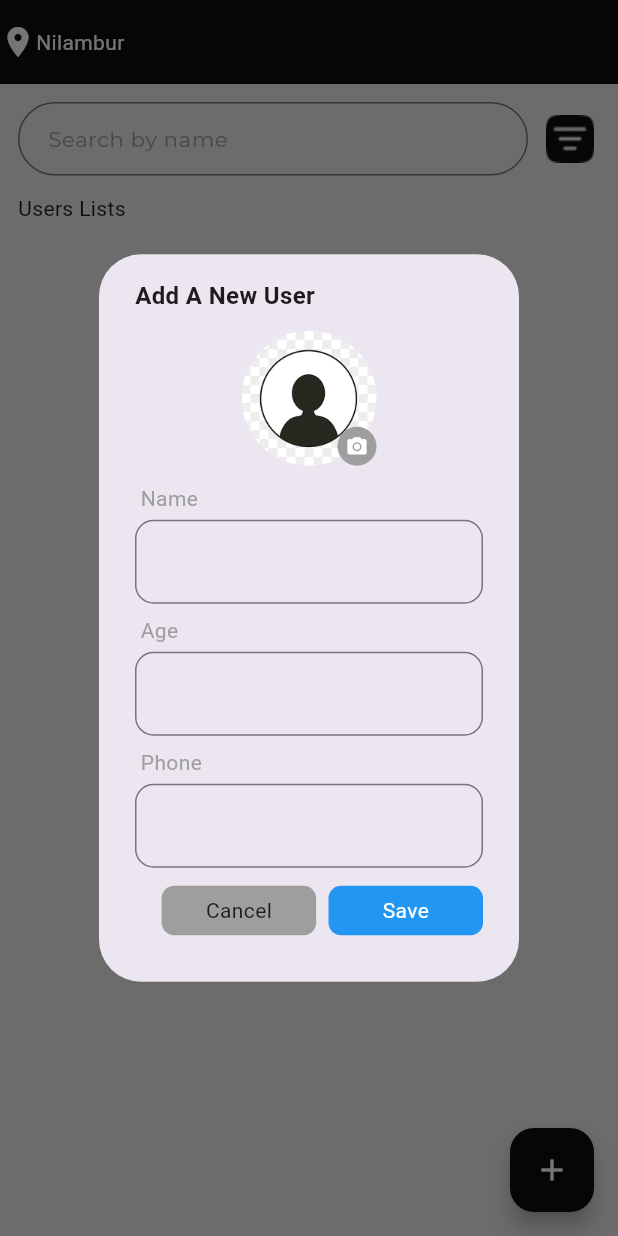
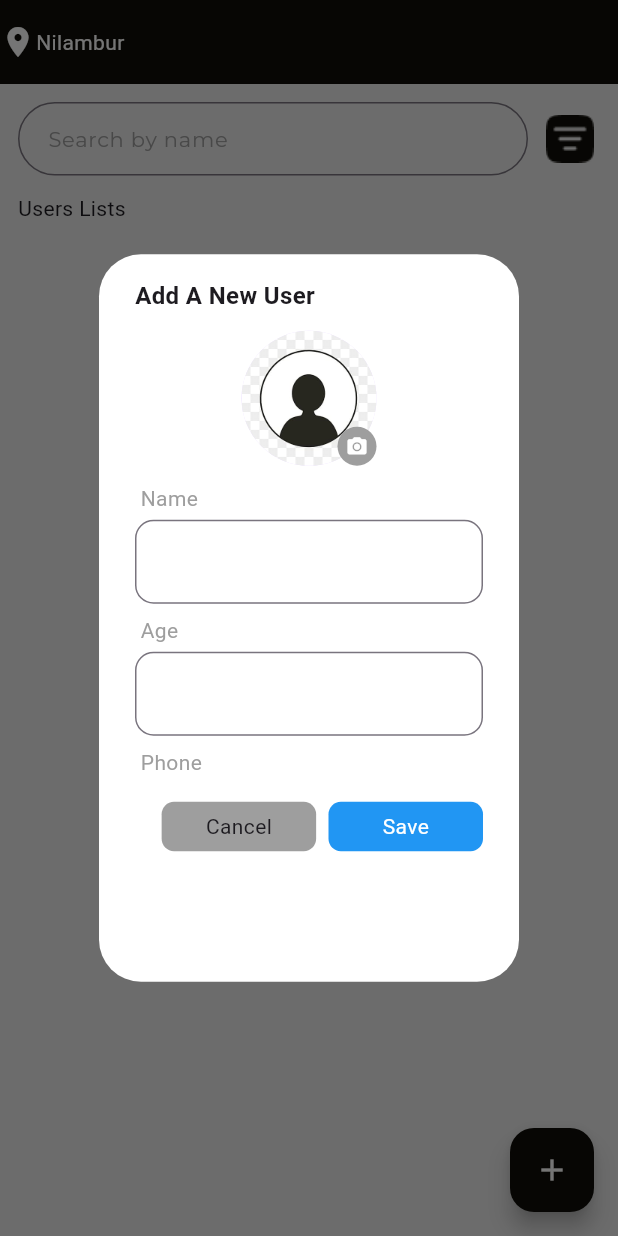
Before and after one commit to FathimaMehrin123/machine_test_totalX, a Flutter app: the screen it shows after launch, after a tap on the "add" icon, on a phone screen of 412 x 824 dp. Run offline on Flutter 3.47's test engine with Material 3 defaults, Android fonts, the phone set to English and light mode, and no system bars; our stand-ins replace cloud_firestore, firebase_core, flutter_dotenv, image_picker, pinput; missing offline and left inert: sendotp_flutter_sdk; accounts and stored records are empty; statements that could not run were skipped; project files that could hold a hidden picture were left out.

Commit message:
implemented add user and get user

```diff
--- a/lib/core/widgets/alert_dialog.dart
+++ b/lib/core/widgets/alert_dialog.dart
@@ -2,6 +2,7 @@ import 'dart:io';
 import 'package:flutter/cupertino.dart';
 import 'package:flutter/material.dart';
 import 'package:image_picker/image_picker.dart';
+import 'package:machine_test_totalx/core/constants/appcolors.dart';
 
 class AddUserDialog extends StatefulWidget {
   const AddUserDialog({super.key});
@@ -13,7 +14,6 @@ class AddUserDialog extends StatefulWidget {
 class _AddUserDialogState extends State<AddUserDialog> {
   final TextEditingController nameController = TextEditingController();
   final TextEditingController ageController = TextEditingController();
-  final TextEditingController phoneController = TextEditingController();
 
   File? pickedImage;
 
@@ -66,6 +66,7 @@ class _AddUserDialogState extends State<AddUserDialog> {
     final width = MediaQuery.of(context).size.width;
 
     return AlertDialog(
+      backgroundColor: AppColors.white,
       content: SizedBox(
         height: height * 0.54,
         child: SingleChildScrollView(
@@ -135,15 +136,7 @@ class _AddUserDialogState extends State<AddUserDialog> {
               // Phone Field
               const Text(" Phone", style: TextStyle(color: Colors.grey)),
               const SizedBox(height: 4),
-              TextFormField(
-                controller: phoneController,
-                keyboardType: TextInputType.number,
-                decoration: InputDecoration(
-                  border: OutlineInputBorder(
-                    borderRadius: BorderRadius.circular(width * 0.03),
-                  ),
-                ),
-              ),
+
               const SizedBox(height: 12),
 
               // Buttons
@@ -169,7 +162,7 @@ class _AddUserDialogState extends State<AddUserDialog> {
                       Navigator.pop(context, {
                         'name': nameController.text.trim(),
                         'age': ageController.text.trim(),
-                        'phone': phoneController.text.trim(),
+
                         'image': pickedImage,
                       });
                     },
--- a/lib/core/widgets/custom_bottomsheet.dart
+++ b/lib/core/widgets/custom_bottomsheet.dart
@@ -1,4 +1,5 @@
 import 'package:flutter/material.dart';
+import 'package:machine_test_totalx/core/constants/appcolors.dart';
 
 class AgeBottomSheet extends StatefulWidget {
   final int selectedAgeCategory;
@@ -31,6 +32,7 @@ class _AgeBottomSheetState extends State<AgeBottomSheet> {
     return Container(
       height: height * 0.3,
       width: width * 1,
+      color: AppColors.white,
       child: Column(
         children: [
           Row(
--- a/lib/core/widgets/custom_textfield.dart
+++ b/lib/core/widgets/custom_textfield.dart
@@ -53,7 +53,7 @@ class CustomTextField extends StatelessWidget {
         //   borderSide: const BorderSide(color: Colors.black26),
         // ),
         focusedBorder: OutlineInputBorder(
-          borderRadius: BorderRadius.circular(8),
+          borderRadius: BorderRadius.circular(borderradius??8),
           borderSide: const BorderSide(color: Colors.black, width: 1.5),
         ),
         contentPadding: const EdgeInsets.symmetric(
--- a/lib/data/repositories/user_repository.dart
+++ b/lib/data/repositories/user_repository.dart
@@ -19,11 +19,33 @@ class UserRepository implements UserRepositoryInterface {
   }
 
   @override
+DocumentSnapshot? _lastDocument;
+bool _hasMore = true;
+bool get hasMore => _hasMore;
+
 Future<List<UserModel>> getUsers() async {
   try {
-      final snapshot = await _firestore.collection('users').get();
+    Query query = _firestore
+        .collection('users')
+        .orderBy('createdAt', descending: true)
+        .limit(5);
+
+    if (_lastDocument != null) {
+      query = query.startAfterDocument(_lastDocument!);
+    }
+
+    final snapshot = await query.get();
+
+    if (snapshot.docs.isEmpty || snapshot.docs.length < 5) {
+      _hasMore = false;
+    }
+
+    if (snapshot.docs.isNotEmpty) {
+      _lastDocument = snapshot.docs.last;
+    }
+
     return snapshot.docs.map((doc) {
-        final data = doc.data();
+      final data = doc.data() as Map<String, dynamic>;
       data['id'] = doc.id;
       return UserModel.fromMap(data);
     }).toList();
@@ -31,4 +53,9 @@ class UserRepository implements UserRepositoryInterface {
     throw Exception('Failed to fetch users: $e');
   }
 }
+
+void resetPagination() {
+  _lastDocument = null;
+  _hasMore = true;
 }
+}
--- a/lib/domain/repositories/user_repository_interface.dart
+++ b/lib/domain/repositories/user_repository_interface.dart
@@ -1,8 +1,8 @@
-// domain/repositories/user_repository_interface.dart
-
 import 'package:machine_test_totalx/data/models/user_model.dart';
 
 abstract class UserRepositoryInterface {
   Future<void> addUser(UserModel user);
   Future<List<UserModel>> getUsers();
+  void resetPagination();
+  bool get hasMore;
 }
--- a/lib/main.dart
+++ b/lib/main.dart
@@ -1,24 +1,32 @@
+import 'package:firebase_core/firebase_core.dart';
 import 'package:flutter/material.dart';
 import 'package:flutter_dotenv/flutter_dotenv.dart';
 import 'package:machine_test_totalx/core/config/env_config.dart';
 import 'package:machine_test_totalx/data/repositories/auth_repository.dart';
+import 'package:machine_test_totalx/data/repositories/user_repository.dart';
+import 'package:machine_test_totalx/firebase_options.dart';
 import 'package:machine_test_totalx/presentation/viewmodels/auth_viewmodel.dart';
+import 'package:machine_test_totalx/presentation/viewmodels/user_viewmodel.dart';
 import 'package:machine_test_totalx/presentation/views/users/home_screen.dart';
 import 'package:provider/provider.dart';
 
-
 late final AuthRepository _authRepository;
-
+late final UserRepository _userRepository;
 void main() async {
   WidgetsFlutterBinding.ensureInitialized();
+
   await dotenv.load(fileName: ".env");
+   await Firebase.initializeApp(             // add this
+    options: DefaultFirebaseOptions.currentPlatform,
+  );
+
 
   _authRepository = AuthRepository(
     widgetId: EnvConfig.msg91WidgetId,
     authToken: EnvConfig.msg91AuthToken,
   );
   _authRepository.initialize();
-
+  _userRepository = UserRepository();
   runApp(const MyApp());
 }
 
@@ -32,6 +40,9 @@ class MyApp extends StatelessWidget {
         ChangeNotifierProvider(
           create: (_) => AuthProvider(repository: _authRepository),
         ),
+        ChangeNotifierProvider(
+          create: (_) => UserProvider(repository: _userRepository),
+        ),
       ],
       child: MaterialApp(
         home: HomeScreen(),
--- a/lib/presentation/viewmodels/user_viewmodel.dart
+++ b/lib/presentation/viewmodels/user_viewmodel.dart
@@ -18,6 +18,9 @@ class UserProvider extends ChangeNotifier {
 
   List<UserModel> _users = [];
   List<UserModel> get users => _users;
+
+  bool _isFetchingMore = false;
+bool get isFetchingMore => _isFetchingMore;
 
   Future<bool> addUser({
     required String name,
@@ -50,6 +53,8 @@ class UserProvider extends ChangeNotifier {
   Future<void> getUsers() async {
   _isLoading = true;
   _errorMessage = null;
+  _users = [];
+  repository.resetPagination();
   notifyListeners();
 
   try {
@@ -62,4 +67,22 @@ class UserProvider extends ChangeNotifier {
     notifyListeners();
   }
 }
+// Load more (pagination)
+Future<void> loadMoreUsers() async {
+  if (_isFetchingMore || !repository.hasMore) return;
+
+  _isFetchingMore = true;
+  notifyListeners();
+
+  try {
+    final newUsers = await repository.getUsers();
+    _users.addAll(newUsers);
+    _isFetchingMore = false;
+    notifyListeners();
+  } catch (e) {
+    _isFetchingMore = false;
+    _errorMessage = e.toString();
+    notifyListeners();
   }
+}
+}
--- a/lib/presentation/views/auth/login_screen.dart
+++ b/lib/presentation/views/auth/login_screen.dart
@@ -6,6 +6,7 @@ import 'package:machine_test_totalx/core/widgets/custom_button.dart';
 import 'package:machine_test_totalx/core/widgets/custom_text.dart';
 import 'package:machine_test_totalx/core/widgets/custom_textfield.dart';
 import 'package:machine_test_totalx/presentation/viewmodels/auth_viewmodel.dart';
+import 'package:machine_test_totalx/presentation/views/auth/otp_screen.dart';
 import 'package:machine_test_totalx/presentation/views/users/home_screen.dart';
 import 'package:provider/provider.dart';
 
@@ -37,7 +38,7 @@ class _LoginScreenState extends State<LoginScreen> {
   void _handleAuthStateChange() {
     final state = context.read<AuthProvider>().state;
     if (state == AuthState.otpSent) {
-      Navigator.pushReplacement(context, MaterialPageRoute(builder: (context) =>HomeScreen() ,));
+      Navigator.pushReplacement(context, MaterialPageRoute(builder: (context) =>OtpScreen() ,));
       context.read<AuthProvider>().resetToIdle();
     }
   }
--- a/lib/presentation/views/users/home_screen.dart
+++ b/lib/presentation/views/users/home_screen.dart
@@ -1,5 +1,3 @@
-import 'dart:io';
-
 import 'package:flutter/material.dart';
 import 'package:machine_test_totalx/core/constants/appcolors.dart';
 import 'package:machine_test_totalx/core/widgets/alert_dialog.dart';
@@ -17,6 +15,7 @@ class HomeScreen extends StatefulWidget {
 
 class _HomeScreenState extends State<HomeScreen> {
   TextEditingController searchcontroller = TextEditingController();
+  final ScrollController _scrollController = ScrollController();
   int selectedAgeCategory = 0;
 
   void _showAgeFilter() {
@@ -31,6 +30,29 @@ class _HomeScreenState extends State<HomeScreen> {
         },
       ),
     );
+  }
+
+  @override
+  void initState() {
+    super.initState();
+    // Initial fetch
+    WidgetsBinding.instance.addPostFrameCallback((_) {
+      context.read<UserProvider>().getUsers();
+    });
+
+    // Detect scroll to bottom
+    _scrollController.addListener(() {
+      if (_scrollController.position.pixels >=
+          _scrollController.position.maxScrollExtent - 100) {
+        context.read<UserProvider>().loadMoreUsers();
+      }
+    });
+  }
+
+  @override
+  void dispose() {
+    _scrollController.dispose();
+    super.dispose();
   }
 
   @override
@@ -77,7 +99,46 @@ class _HomeScreenState extends State<HomeScreen> {
             const SizedBox(height: 12),
             const Text("Users Lists"),
             const SizedBox(height: 8),
-            Expanded(child: ListView(children: [])),
+            Expanded(
+              child: Consumer<UserProvider>(
+                builder: (context, provider, _) {
+                  if (provider.isLoading) {
+                    return const Center(child: CircularProgressIndicator());
+                  }
+
+                  if (provider.users.isEmpty) {
+                    return const Center(child: Text("No users found."));
+                  }
+
+                  return ListView.builder(
+                    controller: _scrollController,
+                    itemCount:
+                        provider.users.length +
+                        (provider.isFetchingMore ? 1 : 0),
+                    itemBuilder: (context, index) {
+                      if (index == provider.users.length) {
+                        return const Center(child: CircularProgressIndicator());
+                      }
+
+                      final user = provider.users[index];
+                      return Card(
+                        shape: RoundedRectangleBorder(
+                          borderRadius: BorderRadius.circular(12),
+                        ),
+                        child: ListTile(
+                          leading: const CircleAvatar(
+                            radius: 28,
+                            child: Icon(Icons.person),
+                          ),
+                          title: Text(user.name),
+                          subtitle: Text('Age: ${user.age}'),
+                        ),
+                      );
+                    },
+                  );
+                },
+              ),
+            ),
           ],
         ),
       ),
@@ -91,10 +152,11 @@ class _HomeScreenState extends State<HomeScreen> {
           if (result != null) {
             final success = await context.read<UserProvider>().addUser(
               name: result['name'],
-              age: result['age'],
+              age: int.parse(result['age']),
             );
 
             if (success) {
+              context.read<UserProvider>().getUsers();
               ScaffoldMessenger.of(context).showSnackBar(
                 const SnackBar(content: Text("User added successfully!")),
               );
```
Also changed, not shown: assets/fonts/Montserrat/Montserrat-Black.ttf (deleted), assets/fonts/Montserrat/Montserrat-BlackItalic.ttf (deleted), assets/fonts/Montserrat/Montserrat-Bold.ttf (deleted), assets/fonts/Montserrat/Montserrat-BoldItalic.ttf (deleted), assets/fonts/Montserrat/Montserrat-ExtraBold.ttf (deleted), assets/fonts/Montserrat/Montserrat-ExtraBoldItalic.ttf (deleted), assets/fonts/Montserrat/Montserrat-ExtraLight.ttf (deleted), assets/fonts/Montserrat/Montserrat-ThinItalic.ttf (deleted), assets/fonts/Montserrat/Montserrat-VariableFont_wght.ttf (deleted). Lines whose indentation alone changed are shown as unchanged.
